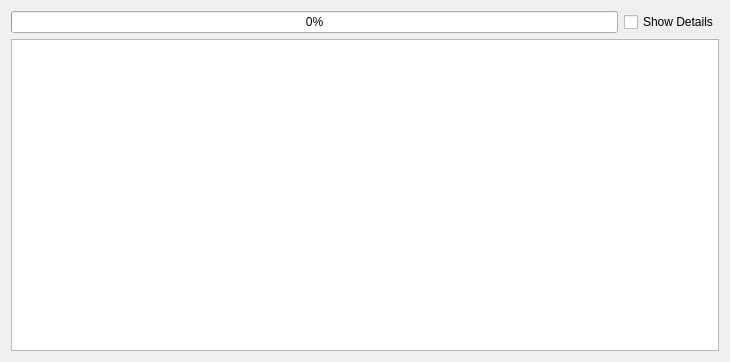
Old version of the form src/avroutputdialog.ui in the repository roberto1903/companion9x.
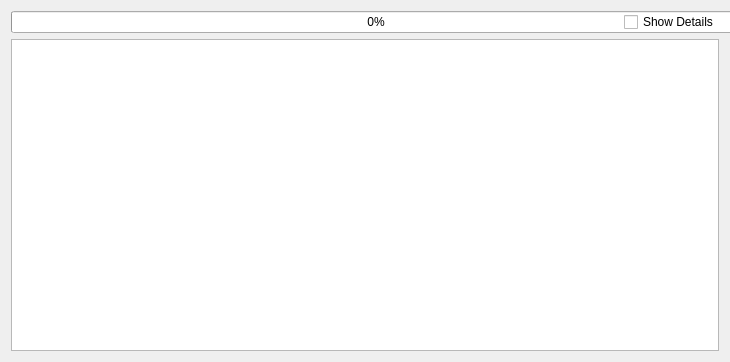
New version of the form. Icons and pictures are not drawn.

Commit message: Size setting to fit all txt.

Patch:
```diff
--- a/src/avroutputdialog.ui
+++ b/src/avroutputdialog.ui
@@ -48,7 +48,7 @@
        </property>
        <property name="minimumSize">
         <size>
-         <width>480</width>
+         <width>730</width>
          <height>0</height>
         </size>
        </property>
```
